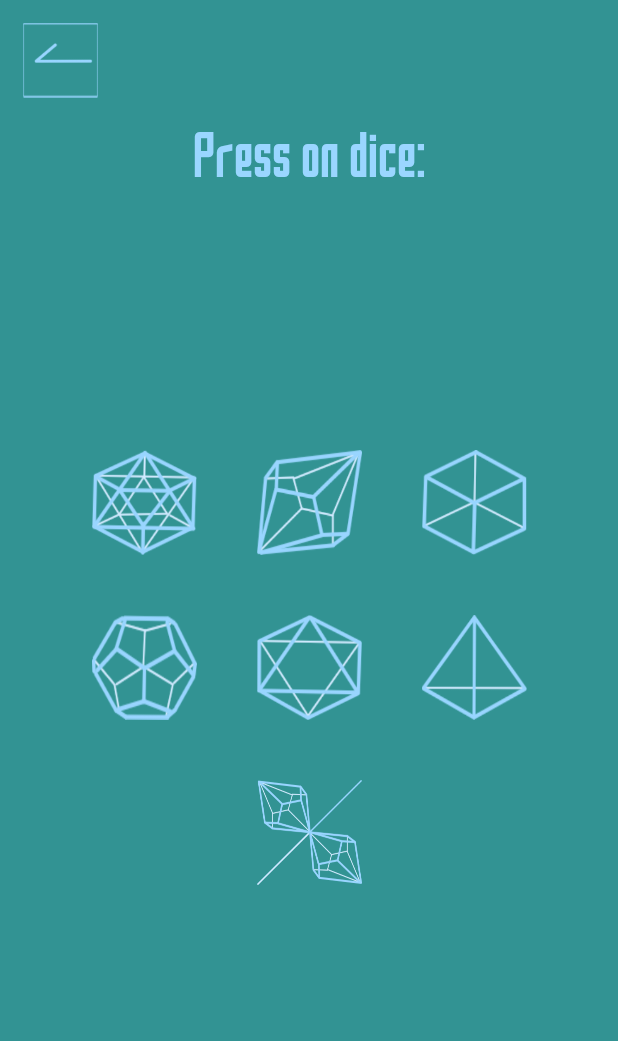
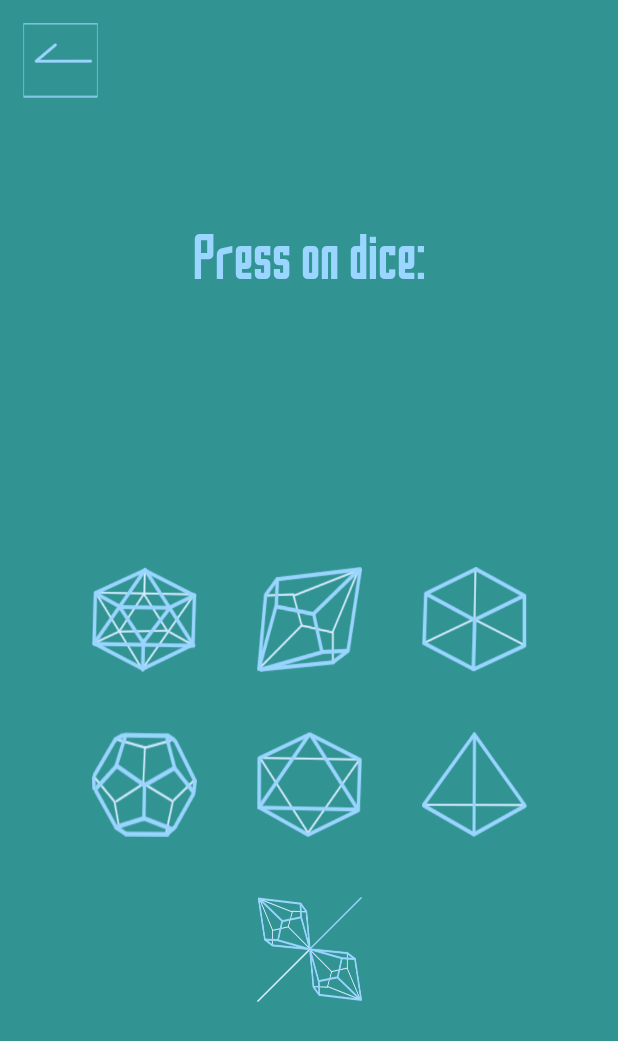
Before and after one commit to Leeder87/DiceRoller, an Android app: the RollActivity screen opened directly, with no data from a screen before it, on a phone screen of 412 x 824 dp. Shown: the top 1041 px of the screen. Run offline under Robolectric (Android 15) with nearby library versions, the phone set to English and light mode, and no system bars.

Commit message:
Улучшенная адаптивность доведена до ума, на мой взгляд) Это было проще чем я думал

```diff
--- a/app/src/main/res/layout/activity_roll.xml
+++ b/app/src/main/res/layout/activity_roll.xml
@@ -12,7 +12,6 @@
         android:layout_width="230dp"
         android:layout_height="120dp"
         android:layout_marginStart="80dp"
-        android:layout_marginTop="80dp"
         android:layout_marginEnd="80dp"
         android:fontFamily="@font/saoui"
         android:shadowColor="#9ad6ff"
@@ -24,9 +23,11 @@
         android:textColor="#9ad6ff"
         android:textSize="36sp"
         android:typeface="monospace"
+        app:layout_constraintBottom_toBottomOf="parent"
         app:layout_constraintEnd_toEndOf="parent"
         app:layout_constraintStart_toStartOf="parent"
         app:layout_constraintTop_toTopOf="parent"
+        app:layout_constraintVertical_bias="0.21"
         tools:ignore="HardcodedText" />
 
     <Button
@@ -44,7 +45,7 @@
         android:layout_width="70dp"
         android:layout_height="70dp"
         android:layout_marginStart="171dp"
-        android:layout_marginTop="100dp"
+        android:layout_marginTop="110dp"
         android:layout_marginEnd="171dp"
         android:background="@drawable/d10"
         app:layout_constraintEnd_toEndOf="parent"
```
